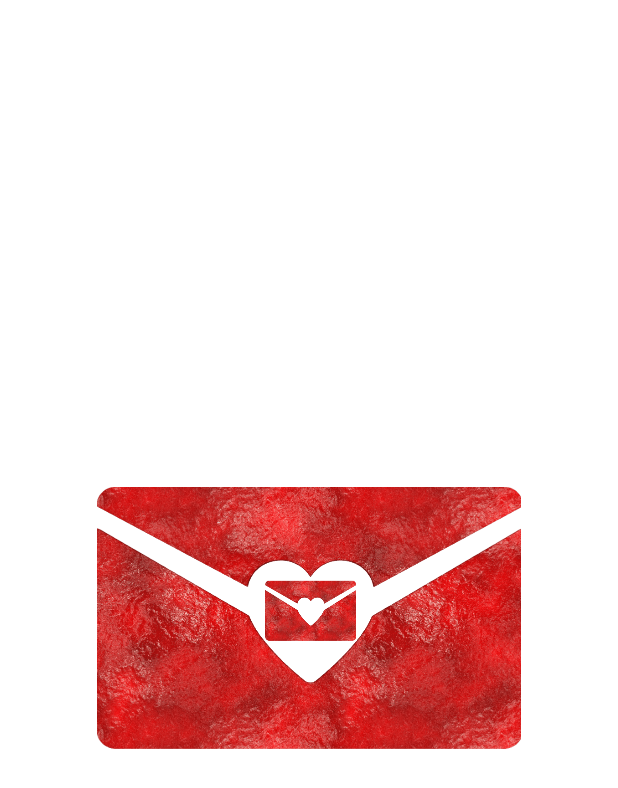
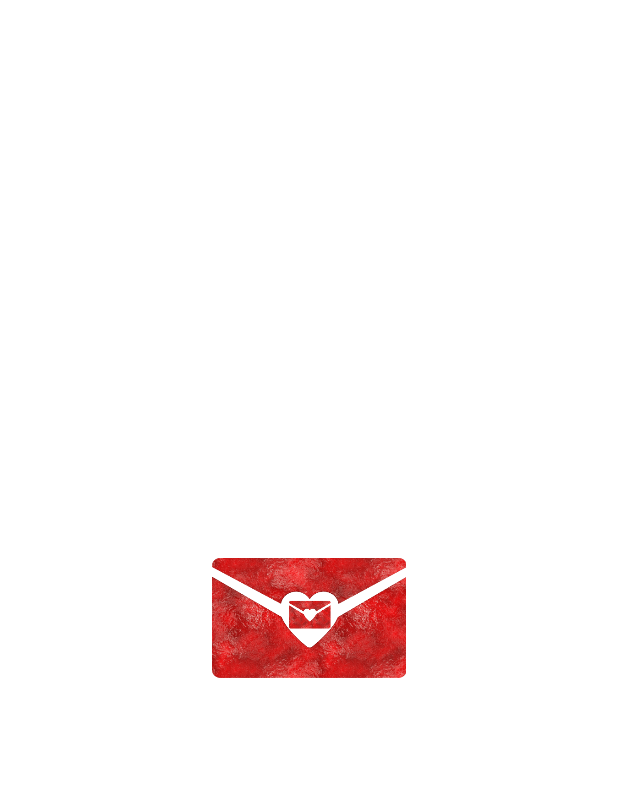
Before and after one commit to kshitizNandan/secreto, an Android app: the layout activity_splash_screen.xml on its own in the app's theme, with its tools: preview values and no code run, on a phone screen of 412 x 824 dp. Shown: the top 788 px of the screen. Run offline under Robolectric (Android 15) with nearby library versions, the phone set to English and light mode, and no system bars.

Commit message:
Merge branch 'master' of https://github.com/kshitizNandan/secreto
# Conflicts:
#	Secreto/app/src/main/java/com/secreto/data/DataManager.java

```diff
--- /dev/null
+++ b/Secreto/app/src/main/res/anim/alpha.xml
@@ -0,0 +1,6 @@
+<?xml version="1.0" encoding="utf-8"?>
+<alpha
+    xmlns:android="http://schemas.android.com/apk/res/android"
+    android:fromAlpha="0.0"
+    android:toAlpha="1.0"
+    android:duration="3000" />
--- a/Secreto/app/src/main/res/layout/activity_splash_screen.xml
+++ b/Secreto/app/src/main/res/layout/activity_splash_screen.xml
@@ -1,13 +1,16 @@
 <?xml version="1.0" encoding="utf-8"?>
-<RelativeLayout xmlns:android="http://schemas.android.com/apk/res/android"
-    android:layout_width="match_parent"
-    android:layout_height="match_parent"
+<LinearLayout xmlns:android="http://schemas.android.com/apk/res/android"
+    android:layout_width="fill_parent"
+    android:layout_height="fill_parent"
+    android:background="@android:color/white"
     android:layout_gravity="center"
-    android:background="@android:color/white">
+    android:id="@+id/lLMain"
+    android:gravity="center"
+    android:orientation="vertical" >
 
     <ImageView
-        android:layout_width="wrap_content"
-        android:layout_height="wrap_content"
-        android:layout_centerInParent="true"
+        android:id="@+id/imgLogo"
+        android:layout_width="match_parent"
+        android:layout_height="@dimen/dimen_size_174"
         android:src="@drawable/logo" />
-</RelativeLayout>
+</LinearLayout>
```
Also changed, not shown: Secreto/app/src/main/java/com/secreto/activities/SplashScreenActivity.java (+32 -1 lines), Secreto/app/src/main/res/anim/translate.xml (added, +14 -0 lines).
